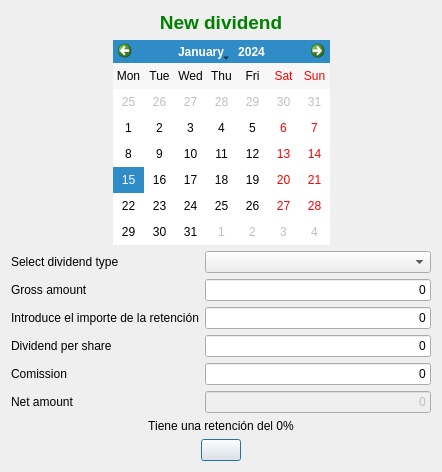
This is ui/frmDividendsAdd.ui in turulomio/xulpymoney as Qt 5 draws it before an edit. The edited form follows.
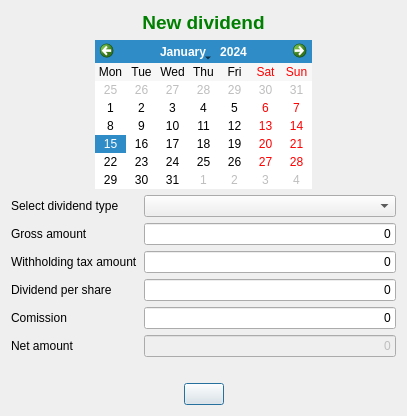
This is the edited form. Icons and pictures are not drawn. Custom widgets are drawn as their Qt base class.

Patch:
```diff
--- a/ui/frmDividendsAdd.ui
+++ b/ui/frmDividendsAdd.ui
@@ -9,8 +9,8 @@
    <rect>
     <x>0</x>
     <y>0</y>
-    <width>442</width>
-    <height>472</height>
+    <width>407</width>
+    <height>387</height>
    </rect>
   </property>
   <property name="windowTitle">
@@ -101,7 +101,7 @@
        <item row="2" column="0">
         <widget class="QLabel" name="lblLiquido_4">
          <property name="text">
-          <string>Introduce el importe de la retención</string>
+          <string>Withholding tax amount</string>
          </property>
         </widget>
        </item>
@@ -234,7 +234,7 @@
      <item>
       <widget class="QLabel" name="lblTPC">
        <property name="text">
-        <string>Tiene una retención del 0%</string>
+        <string/>
        </property>
        <property name="alignment">
         <set>Qt::AlignCenter</set>
```
Left out of the diff: 54 changed lines with no effect on the pictures.
